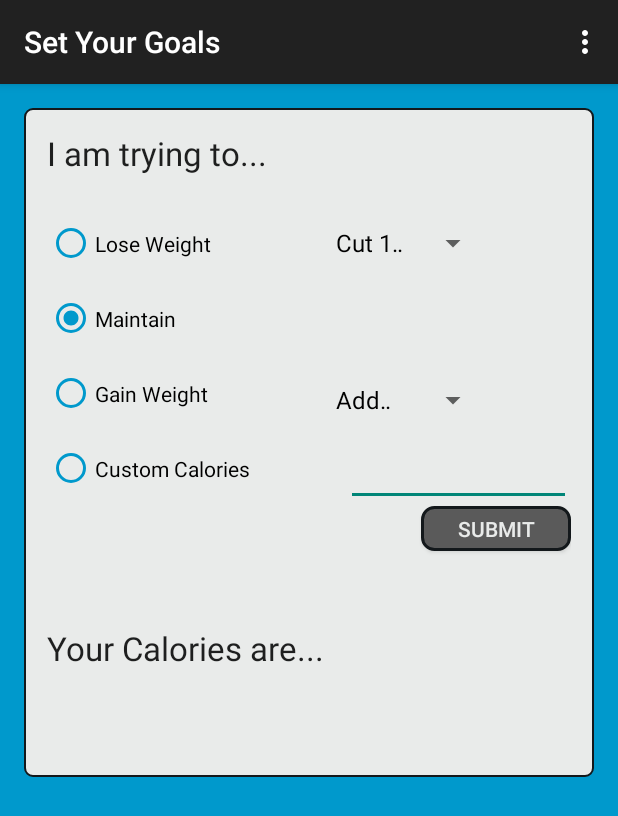
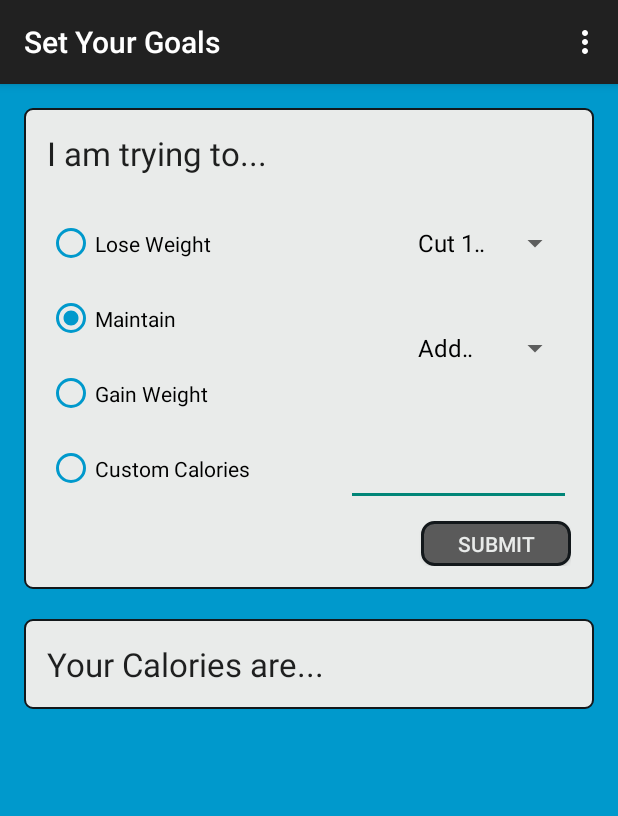
Before and after one commit to afrisone/LiftingBuddyOld, an Android app: the SetGoalsActivity screen opened directly, with no data from a screen before it, on a phone screen of 412 x 824 dp. Shown: the top 816 px of the screen. Run offline under Robolectric (Android 15) with nearby library versions, the phone set to English and light mode, and no system bars.

```diff
--- a/app/src/main/res/layout/activity_set_goals.xml
+++ b/app/src/main/res/layout/activity_set_goals.xml
@@ -11,7 +11,8 @@
         android:layout_width="match_parent"
         android:layout_height="wrap_content"
         android:background="@drawable/lightbackground"
-        android:padding="15dp">
+        android:padding="15dp"
+        android:id="@+id/relativeLayout2">
 
         <TextView
             android:layout_width="wrap_content"
@@ -22,34 +23,6 @@
             android:layout_alignParentTop="true"
             android:layout_alignParentLeft="true"
             android:layout_alignParentStart="true" />
-
-        <Spinner
-            android:layout_width="110dp"
-            android:layout_height="50dp"
-            android:id="@+id/gain_weight_spinner"
-            android:layout_above="@+id/user_entered_calories"
-            android:layout_alignLeft="@+id/lose_weight_spinner"
-            android:layout_alignStart="@+id/lose_weight_spinner" />
-
-        <Spinner
-            android:layout_width="110dp"
-            android:layout_height="50dp"
-            android:id="@+id/lose_weight_spinner"
-            android:layout_below="@+id/textView3"
-            android:layout_toRightOf="@+id/textView22"
-            android:layout_toEndOf="@+id/textView22" />
-
-        <TextView
-            android:layout_width="wrap_content"
-            android:layout_height="wrap_content"
-            android:textAppearance="?android:attr/textAppearanceLarge"
-            android:text="Your Calories are..."
-            android:id="@+id/textView22"
-            android:layout_marginTop="80dp"
-            android:layout_below="@+id/goal_group"
-            android:layout_alignParentLeft="true"
-            android:layout_alignParentStart="true" />
-
 
 
         <RadioGroup
@@ -67,7 +40,10 @@
                 android:text="Lose Weight"
                 android:id="@+id/lose_weight"
                 android:checked="false"
-                android:buttonTint="@color/Bluish"/>
+                android:buttonTint="@color/Bluish"
+                android:layout_below="@+id/go_to_macros"
+                android:layout_alignParentRight="true"
+                android:layout_alignParentEnd="true" />
 
             <RadioButton
                 android:layout_width="wrap_content"
@@ -101,31 +77,25 @@
             android:ems="10"
             android:id="@+id/user_entered_calories"
             android:layout_alignBottom="@+id/goal_group"
-            android:layout_alignRight="@+id/go_to_macros"
-            android:layout_alignEnd="@+id/go_to_macros" />
+            android:layout_alignParentRight="true"
+            android:layout_alignParentEnd="true" />
 
-        <TextView
-            android:layout_width="wrap_content"
-            android:layout_height="wrap_content"
-            android:textAppearance="?android:attr/textAppearanceMedium"
-            android:id="@+id/display_calories"
-            android:layout_alignBottom="@+id/textView22"
-            android:layout_alignRight="@+id/gain_weight_spinner"
-            android:layout_alignEnd="@+id/gain_weight_spinner" />
 
-        <Button
-            android:layout_width="100dp"
-            android:layout_height="30dp"
-            android:text="Next"
-            android:id="@+id/go_to_macros"
-            android:layout_below="@+id/display_calories"
+        <Spinner
+            android:layout_width="110dp"
+            android:layout_height="50dp"
+            android:id="@+id/gain_weight_spinner"
+            android:layout_centerVertical="true"
             android:layout_alignParentRight="true"
-            android:layout_alignParentEnd="true"
-            android:layout_marginTop="26dp"
-            android:background="@drawable/roundedbutton"
-            android:textColor="@color/SnowyGray"
-            android:padding="5dp"
-            android:textSize="14sp" />
+            android:layout_alignParentEnd="true" />
+
+        <Spinner
+            android:layout_width="110dp"
+            android:layout_height="50dp"
+            android:id="@+id/lose_weight_spinner"
+            android:layout_alignTop="@+id/goal_group"
+            android:layout_alignParentRight="true"
+            android:layout_alignParentEnd="true" />
 
         <Button
             style="?android:attr/buttonStyleSmall"
@@ -134,13 +104,61 @@
             android:text="Submit"
             android:id="@+id/submit_for_calories"
             android:longClickable="true"
-            android:layout_below="@+id/user_entered_calories"
-            android:layout_alignRight="@+id/user_entered_calories"
-            android:layout_alignEnd="@+id/user_entered_calories"
             android:background="@drawable/roundedbutton"
             android:textColor="@color/SnowyGray"
             android:padding="5dp"
-            android:textSize="14sp" />
+            android:textSize="14sp"
+            android:layout_below="@+id/goal_group"
+            android:layout_alignParentRight="true"
+            android:layout_alignParentEnd="true"
+            android:layout_marginTop="10dp" />
 
-        </RelativeLayout>
+
+    </RelativeLayout>
+
+    <RelativeLayout
+        android:layout_width="wrap_content"
+        android:layout_height="wrap_content"
+        android:background="@drawable/lightbackground"
+        android:padding="15dp"
+        android:layout_below="@+id/relativeLayout2"
+        android:layout_alignParentLeft="true"
+        android:layout_alignParentStart="true"
+        android:layout_marginTop="20dp"
+        android:id="@+id/relativeLayout5">
+
+        <TextView
+            android:layout_width="wrap_content"
+            android:layout_height="wrap_content"
+            android:textAppearance="?android:attr/textAppearanceLarge"
+            android:text="Your Calories are..."
+            android:id="@+id/textView22"
+            android:layout_alignParentTop="true"
+            android:layout_alignParentLeft="true"
+            android:layout_alignParentStart="true" />
+
+        <TextView
+            android:layout_width="wrap_content"
+            android:layout_height="wrap_content"
+            android:textAppearance="?android:attr/textAppearanceMedium"
+            android:id="@+id/display_calories"
+            android:layout_alignParentTop="true"
+            android:layout_alignParentRight="true"
+            android:layout_alignParentEnd="true" />
+
+    </RelativeLayout>
+
+    <Button
+        android:layout_width="100dp"
+        android:layout_height="30dp"
+        android:text="Next"
+        android:id="@+id/go_to_macros"
+        android:background="@drawable/roundedbutton"
+        android:textColor="@color/SnowyGray"
+        android:padding="5dp"
+        android:textSize="14sp"
+        android:layout_alignParentBottom="true"
+        android:layout_alignRight="@+id/relativeLayout5"
+        android:layout_alignEnd="@+id/relativeLayout5" />
+
 </RelativeLayout>
--- a/app/src/main/res/values/strings.xml
+++ b/app/src/main/res/values/strings.xml
@@ -21,6 +21,9 @@
     <string name="title_activity_home_screen">HomeScreen</string>
     <string name="set_personal_info">Personal Information</string>
     <string name="title_activity_journal">Journal</string>
+    <string name="end_disclaimer">Please use this calculator as a rough estimate. Every person is different
+        and may need more or less calories. It is recommended that you use these numbers as a starting point
+        for a few weeks and then add/remove calories as needed.</string>
 
     <string name="hello_world">Hello world!</string>
 </resources>
```
Also changed, not shown: app/src/main/java/afrisone/liftingbuddy/CalculatorActivity.java (+5 -5 lines), app/src/main/res/layout/activity_final_calories_and_macros.xml (+15 -1 lines), app/src/main/res/layout/temp_test.xml (deleted, +0 -31 lines).
